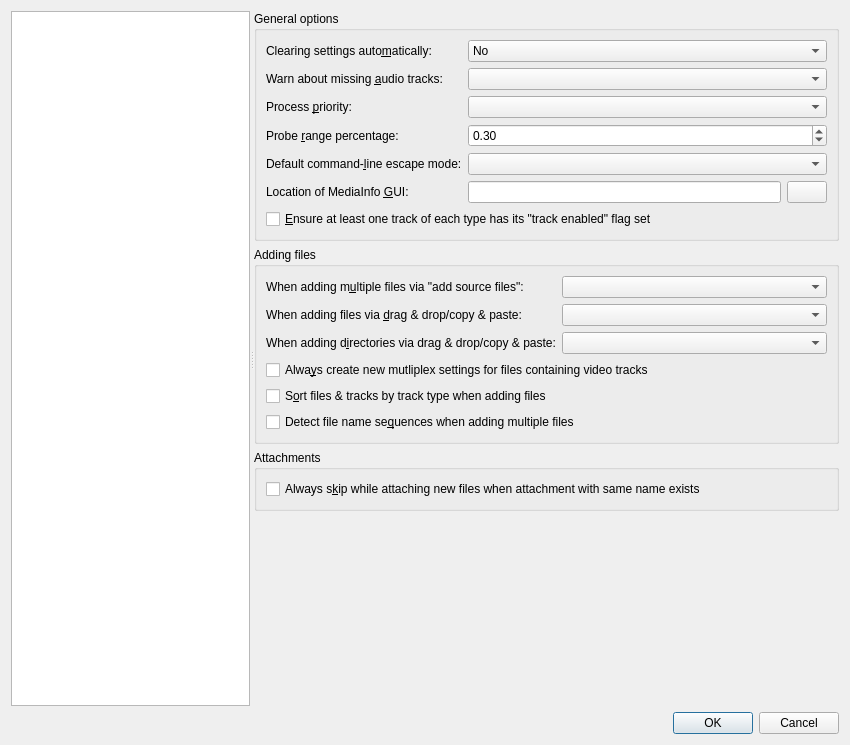
The window that src/mkvtoolnix-gui/forms/main_window/preferences_dialog.ui (jpsdr/MKVToolnix-Windows-7) describes before a commit, drawn with Qt 5.
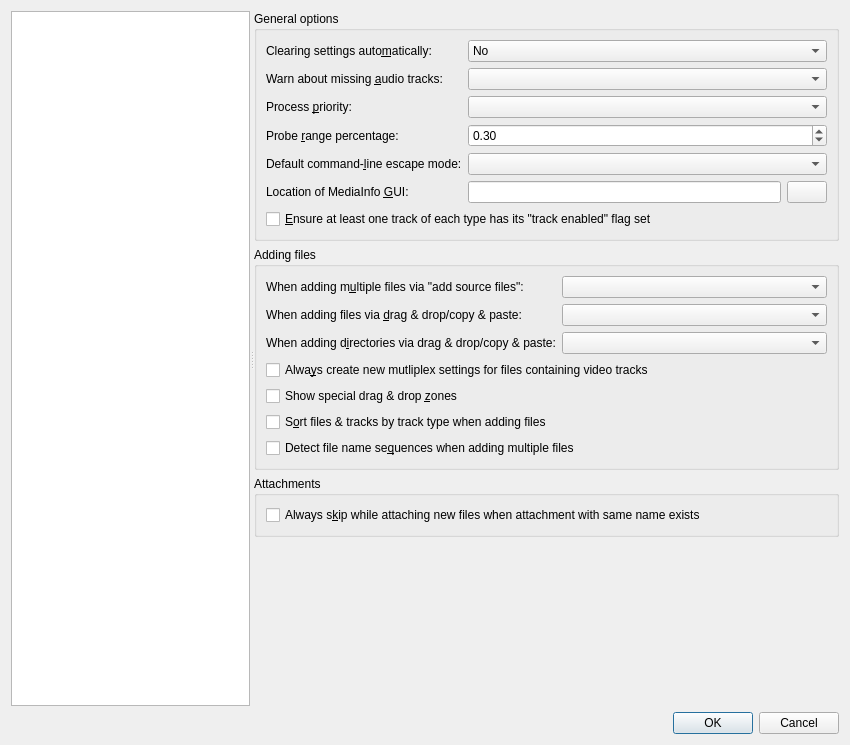
The same window after the commit. The open tabs and pages were chosen to show the change. Icons and pictures are not drawn. Custom widgets are drawn as their Qt base class.

Commit message:
GUI: mux: add special drop zones circumventing "add multiple files" settings
Default off, can be turned on in the preferences.

implements #3796

```diff
--- a/src/mkvtoolnix-gui/forms/main_window/preferences_dialog.ui
+++ b/src/mkvtoolnix-gui/forms/main_window/preferences_dialog.ui
@@ -834,6 +834,13 @@
              </property>
             </widget>
            </item>
+           <item>
+            <widget class="QCheckBox" name="cbMShowDNDZones">
+             <property name="text">
+              <string>Show special drag &amp;&amp; drop &amp;zones</string>
+             </property>
+            </widget>
+           </item>
            <item>
             <widget class="QCheckBox" name="cbMSortFilesTracksByTypeWhenAdding">
              <property name="text">
```
Left out of the diff: 1 changed line with no effect on the pictures. The commit also changes 12 other files.
